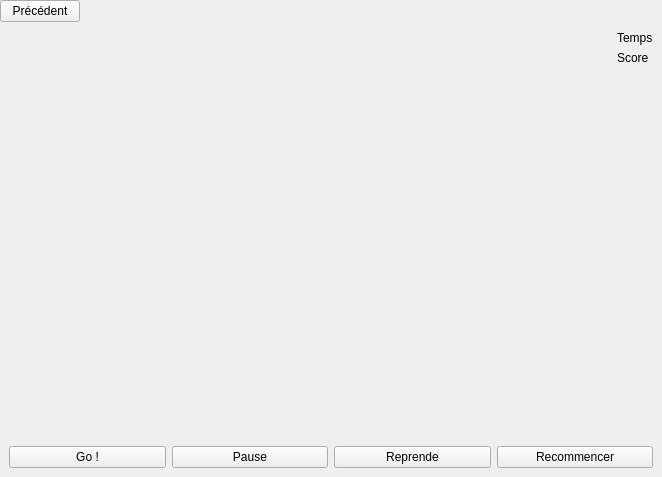
The window that game-form.ui (loicbourgois/snake2i) describes before a commit, drawn with Qt 5.
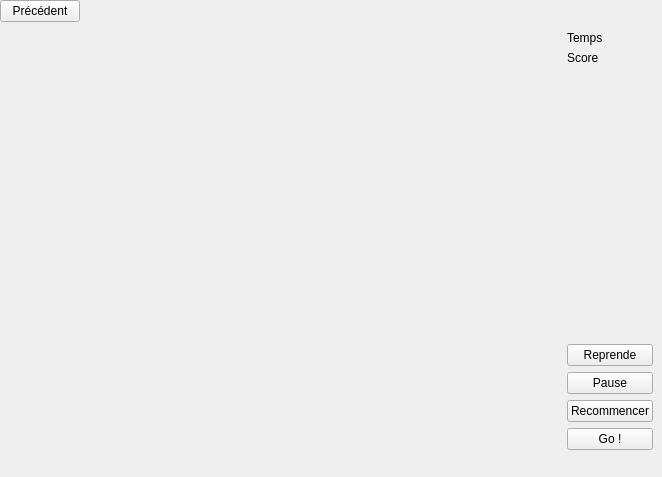
The same window after the commit.

Diff of the .ui file:
```diff
--- a/game-form.ui
+++ b/game-form.ui
@@ -31,41 +31,33 @@
    </property>
    <item row="3" column="0" colspan="2">
     <widget class="QWidget" name="widget_3" native="true">
-     <layout class="QGridLayout" name="gridLayout_4">
-      <item row="0" column="1">
-       <widget class="QPushButton" name="pushButtonPause">
-        <property name="text">
-         <string>Pause</string>
-        </property>
-       </widget>
-      </item>
-      <item row="0" column="3">
-       <widget class="QPushButton" name="pushButtonRestart">
-        <property name="text">
-         <string>Recommencer</string>
-        </property>
-       </widget>
-      </item>
-      <item row="0" column="0">
+     <layout class="QGridLayout" name="gridLayout_4"/>
+    </widget>
+   </item>
+   <item row="2" column="1">
+    <widget class="QWidget" name="widget_2" native="true">
+     <layout class="QGridLayout" name="gridLayout_2">
+      <item row="6" column="0">
        <widget class="QPushButton" name="pushButtonGo">
         <property name="text">
          <string>Go !</string>
         </property>
        </widget>
       </item>
-      <item row="0" column="2">
+      <item row="4" column="0">
+       <widget class="QPushButton" name="pushButtonPause">
+        <property name="text">
+         <string>Pause</string>
+        </property>
+       </widget>
+      </item>
+      <item row="3" column="0">
        <widget class="QPushButton" name="pushButtonReprendre">
         <property name="text">
          <string>Reprende</string>
         </property>
        </widget>
       </item>
-     </layout>
-    </widget>
-   </item>
-   <item row="2" column="1">
-    <widget class="QWidget" name="widget_2" native="true">
-     <layout class="QGridLayout" name="gridLayout_2">
       <item row="0" column="0">
        <widget class="QLabel" name="label">
         <property name="text">
@@ -93,12 +85,35 @@
         </property>
        </spacer>
       </item>
+      <item row="5" column="0">
+       <widget class="QPushButton" name="pushButtonRestart">
+        <property name="text">
+         <string>Recommencer</string>
+        </property>
+       </widget>
+      </item>
      </layout>
     </widget>
    </item>
    <item row="2" column="0">
     <widget class="QWidget" name="widgetView" native="true">
-     <layout class="QGridLayout" name="gridLayout_3"/>
+     <layout class="QGridLayout" name="gridLayout_3">
+      <property name="leftMargin">
+       <number>0</number>
+      </property>
+      <property name="topMargin">
+       <number>0</number>
+      </property>
+      <property name="rightMargin">
+       <number>0</number>
+      </property>
+      <property name="bottomMargin">
+       <number>0</number>
+      </property>
+      <property name="spacing">
+       <number>0</number>
+      </property>
+     </layout>
     </widget>
    </item>
    <item row="1" column="0">
```
